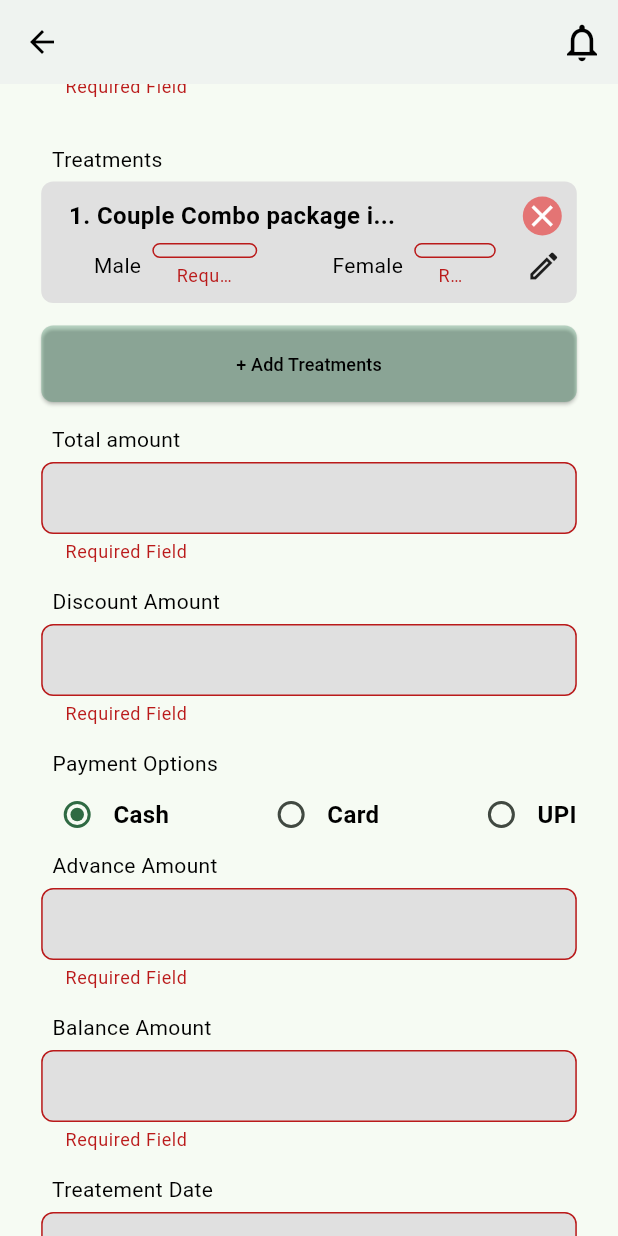
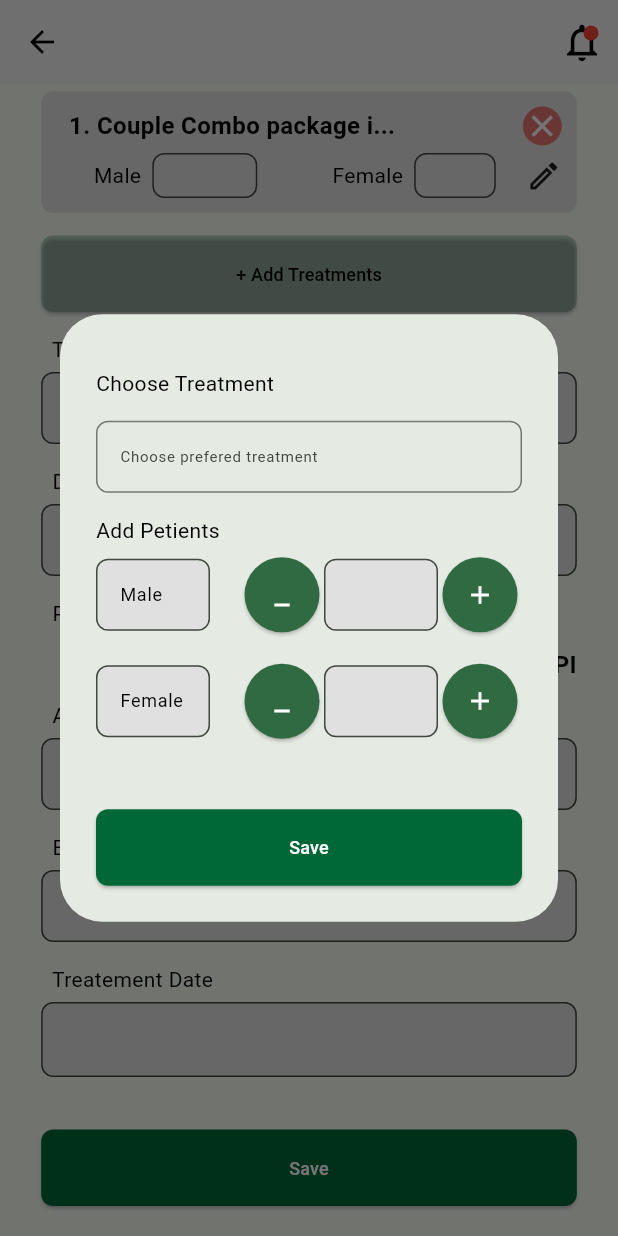
Before and after one commit to Sajidpv/amruta-ayurveda, a Flutter app: the SignUpPage screen opened by its route, scrolled down 364 dp, after a tap on "+ Add Treatments", on a phone screen of 412 x 824 dp. Run offline on Flutter 3.47's test engine with Material 3 defaults, Android fonts, the phone set to English and light mode, and no system bars; our stand-ins replace connectivity_plus, get, shared_preferences; accounts and stored records are empty; network calls fail.

Commit message:
Home page completed and register page ui/alert dialog designed

```diff
--- a/lib/cores/routes.dart
+++ b/lib/cores/routes.dart
@@ -1,5 +1,7 @@
+import 'package:amruta_ayurveda/logic/provider/home_provider.dart';
 import 'package:amruta_ayurveda/logic/provider/login_provider.dart';
 import 'package:amruta_ayurveda/logic/provider/signup_provider.dart';
+import 'package:amruta_ayurveda/presentation/screens/home%20screen/home_screen.dart';
 import 'package:amruta_ayurveda/presentation/screens/login%20screen/login_screen.dart';
 import 'package:amruta_ayurveda/presentation/screens/register%20screen/screen_add_user.dart';
 import 'package:amruta_ayurveda/presentation/screens/splash%20screen/splash_screen.dart';
@@ -15,15 +17,29 @@ class Routes {
             builder: (context) => ChangeNotifierProvider(
                 create: (context) => LoginProvider(context),
                 child: const LoginPage()));
-
       case SignUpPage.routeName:
         return CupertinoPageRoute(
-            builder: (context) => ChangeNotifierProvider(
+          builder: (context) => MultiProvider(
+            providers: [
+              ChangeNotifierProvider<SignUpProvider>(
                 create: (context) => SignUpProvider(context),
-                child: SignUpPage()));
+              ),
+              ChangeNotifierProvider<HomeProvider>(
+                create: (context) => HomeProvider(context),
+              ),
+            ],
+            child: SignUpPage(),
+          ),
+        );
 
       case Splash.routeName:
         return MaterialPageRoute(builder: (context) => const Splash());
+      case HomePage.routeName:
+        return MaterialPageRoute(
+            builder: (context) => ChangeNotifierProvider(
+                  create: (context) => HomeProvider(context),
+                  child: HomePage(),
+                ));
 
       default:
         return null;
--- a/lib/data/models/patient_model.dart
+++ b/lib/data/models/patient_model.dart
@@ -12,7 +12,7 @@ class Patient {
   int? discountAmount;
   int? advanceAmount;
   int? balanceAmount;
-  Null? dateNdTime;
+  String? dateNdTime;
   bool? isActive;
   String? createdAt;
   String? updatedAt;
--- /dev/null
+++ b/lib/data/repository/home_repo.dart
@@ -0,0 +1,29 @@
+import 'dart:convert';
+import 'package:amruta_ayurveda/data/models/login_model.dart';
+import 'package:amruta_ayurveda/data/models/patient_model.dart';
+import 'package:amruta_ayurveda/data/repository/user_repository.dart';
+import 'package:amruta_ayurveda/presentation/screens/splash%20screen/splash_screen.dart';
+import 'package:http/http.dart' as http;
+
+class HomeRepository {
+  Future<List<Patient>> getPatients() async {
+    try {
+      var response = await http.get(
+        Uri.parse(baseUrl + 'PatientList'),
+        headers: {
+          'Authorization': 'Bearer ${pref.getString('token')}',
+        },
+      );
+
+      if (response.statusCode == 200) {
+        Map<String, dynamic> responseBody = json.decode(response.body);
+        List<dynamic> patientList = responseBody['patient'];
+        return patientList.map((json) => Patient.fromJson(json)).toList();
+      } else {
+        throw ('Failed to load');
+      }
+    } catch (e) {
+      rethrow;
+    }
+  }
+}
--- /dev/null
+++ b/lib/logic/provider/home_provider.dart
@@ -0,0 +1,29 @@
+import 'package:amruta_ayurveda/data/models/patient_model.dart';
+import 'package:amruta_ayurveda/data/repository/home_repo.dart';
+import 'package:flutter/material.dart';
+
+class HomeProvider with ChangeNotifier {
+  final BuildContext context;
+  HomeProvider(this.context) {
+    getPatients();
+  }
+  bool isLoading = false;
+  List<Patient> patientData = [];
+
+  final searchController = TextEditingController();
+  final dateController = TextEditingController();
+
+  final HomeRepository _homeRepository = HomeRepository();
+  void getPatients() async {
+    isLoading = true;
+    notifyListeners();
+    patientData = await _homeRepository.getPatients();
+    isLoading = false;
+    notifyListeners();
+  }
+
+  @override
+  void dispose() {
+    super.dispose();
+  }
+}
--- a/lib/logic/provider/signup_provider.dart
+++ b/lib/logic/provider/signup_provider.dart
@@ -8,6 +8,8 @@ class SignUpProvider with ChangeNotifier {
   bool isLoading = false, isObscure = true, isAssigned = false;
 
   final formKey = GlobalKey<FormState>();
+
+  final formKeyDialog = GlobalKey<FormState>();
   final nameController = TextEditingController();
   final mailController = TextEditingController();
   final mobileController = TextEditingController();
@@ -16,9 +18,9 @@ class SignUpProvider with ChangeNotifier {
   final salaryController = TextEditingController();
   final workingMonthController = TextEditingController();
   final workingDayController = TextEditingController();
-  final bNameController = TextEditingController();
-  final ifscController = TextEditingController();
-  final accountController = TextEditingController();
+  final femaleController = TextEditingController();
+  final maeController = TextEditingController();
+  final treatmentController = TextEditingController();
 
   String password = '', action = '', eId = '';
   StreamSubscription? _userSubscription;
@@ -34,9 +36,6 @@ class SignUpProvider with ChangeNotifier {
     final empName = nameController.text;
     final empMail = mailController.text;
     final empPass = passController.text;
-    final bank = bNameController.text;
-    final ifsc = ifscController.text;
-    final accNo = double.tryParse(accountController.text) ?? 0;
     final panNo = panController.text;
     final mobile = mobileController.text;
     final amount = double.tryParse(salaryController.text) ?? 0;
@@ -74,9 +73,7 @@ class SignUpProvider with ChangeNotifier {
     salaryController.dispose();
     workingDayController.dispose();
     workingMonthController.dispose();
-    bNameController.dispose();
-    accountController.dispose();
-    ifscController.dispose();
+
     super.dispose();
   }
 }
--- /dev/null
+++ b/lib/presentation/screens/register screen/alert_dialog_add_category.dart
@@ -0,0 +1,138 @@
+import 'package:amruta_ayurveda/logic/provider/signup_provider.dart';
+import 'package:amruta_ayurveda/presentation/widgets/primary_button.dart';
+import 'package:amruta_ayurveda/presentation/widgets/spacer_widgets.dart';
+import 'package:amruta_ayurveda/presentation/widgets/text_fields.dart';
+import 'package:flutter/material.dart';
+
+AddTreatment(
+    {required BuildContext context, required SignUpProvider provider}) {
+  // cubit.nameController.clear();
+  // cubit.discriptionController..clear();
+  // cubit.isColor = false;
+  // cubit.isSize = false;
+  // cubit.isProduction = false;
+  // if (action == 'Edit' && item != null) {
+  //   cubit.eId = item.categoryId;
+  //   cubit.action = action!;
+  //   cubit.nameController.text = item.categoryName;
+  //   cubit.discriptionController.text = item.discription;
+  //   cubit.isColor = item.isColorApplicable;
+  //   cubit.isSize = item.isSizeApplicable;
+  //   cubit.isProduction = item.isProductionItem;
+  //   cubit.isProduct = item.isProduct;
+  // }
+
+  showDialog(
+      context: context,
+      builder: (BuildContext context) {
+        return AlertDialog(
+          content: Form(
+            key: provider.formKeyDialog,
+            child: SingleChildScrollView(
+              physics: BouncingScrollPhysics(),
+              child: Padding(
+                padding: const EdgeInsets.symmetric(vertical: 20.0),
+                child: Column(
+                  crossAxisAlignment: CrossAxisAlignment.start,
+                  children: [
+                    Text('Choose Treatment'),
+                    Devider(
+                      height: 15,
+                    ),
+                    TextFormField(
+                      textInputAction: TextInputAction.next,
+                      style: const TextStyle(fontSize: 10),
+                      decoration: const InputDecoration(
+                        border: OutlineInputBorder(
+                            borderRadius: BorderRadius.all(Radius.circular(8))),
+                        hintText: 'Choose prefered treatment',
+                      ),
+                    ),
+                    Devider(
+                      height: 15,
+                    ),
+                    Text('Add Petients'),
+                    Devider(
+                      height: 5,
+                    ),
+                    Row(
+                      children: [
+                        Expanded(
+                          flex: 1,
+                          child: DefaultTextFormField(
+                            textController: provider.maeController,
+                            label: 'Male',
+                            islabel: true,
+                            readOnly: true,
+                          ),
+                        ),
+                        Devider(
+                          width: 20,
+                        ),
+                        circularButton(
+                          onPressed: '',
+                          context: context,
+                          icon: Icons.minimize_outlined,
+                        ),
+                        Expanded(
+                          child: DefaultTextFormField(
+                            textController: provider.maeController,
+                            readOnly: true,
+                          ),
+                        ),
+                        circularButton(
+                          onPressed: '',
+                          context: context,
+                          icon: Icons.add,
+                        ),
+                      ],
+                    ),
+                    Devider(
+                      height: 15,
+                    ),
+                    Row(
+                      children: [
+                        Expanded(
+                          flex: 1,
+                          child: DefaultTextFormField(
+                            textController: provider.maeController,
+                            label: 'Female',
+                            islabel: true,
+                            readOnly: true,
+                          ),
+                        ),
+                        Devider(
+                          width: 20,
+                        ),
+                        circularButton(
+                          onPressed: '',
+                          context: context,
+                          icon: Icons.minimize_outlined,
+                        ),
+                        Expanded(
+                          child: DefaultTextFormField(
+                            textController: provider.maeController,
+                            readOnly: true,
+                          ),
+                        ),
+                        circularButton(
+                          onPressed: '',
+                          context: context,
+                          icon: Icons.add,
+                        ),
+                      ],
+                    )
+                  ],
+                ),
+              ),
+            ),
+          ),
+          actions: [
+            PrimaryButton(
+              label: 'Save',
+              onPressed: () {},
+            ),
+          ],
+        );
+      });
+}
--- a/lib/presentation/screens/register screen/screen_add_user.dart
+++ b/lib/presentation/screens/register screen/screen_add_user.dart
@@ -1,20 +1,22 @@
 import 'package:amruta_ayurveda/cores/device_info.dart';
+import 'package:amruta_ayurveda/logic/provider/home_provider.dart';
 import 'package:amruta_ayurveda/logic/provider/signup_provider.dart';
+import 'package:amruta_ayurveda/presentation/screens/home%20screen/home_screen.dart';
+import 'package:amruta_ayurveda/presentation/screens/register%20screen/alert_dialog_add_category.dart';
 import 'package:amruta_ayurveda/presentation/widgets/circular_loading_indicator.dart';
+import 'package:amruta_ayurveda/presentation/widgets/notification_icon.dart';
 import 'package:amruta_ayurveda/presentation/widgets/primary_button.dart';
 import 'package:amruta_ayurveda/presentation/widgets/spacer_widgets.dart';
 import 'package:amruta_ayurveda/presentation/widgets/text_fields.dart';
 import 'package:amruta_ayurveda/presentation/widgets/validator.dart';
-import 'package:flutter/cupertino.dart';
 import 'package:flutter/material.dart';
-import 'package:flutter/widgets.dart';
 import 'package:provider/provider.dart';
 
 class SignUpPage extends StatefulWidget {
   SignUpPage({
     Key? key,
   }) : super(key: key);
-  static const String routeName = 'createEmploy';
+  static const String routeName = 'create-patient';
 
   @override
   State<SignUpPage> createState() => _SignUpPageState();
@@ -41,12 +43,7 @@ class _SignUpPageState extends State<SignUpPage> {
     return Scaffold(
       appBar: AppBar(
         actions: [
-          IconButton(
-              onPressed: () {},
-              icon: Icon(
-                Icons.notifications_none_outlined,
-                size: 30,
-              ))
+          bellIconWithBadge(homeProvider: Provider.of<HomeProvider>(context))
         ],
       ),
       body: SingleChildScrollView(
@@ -246,7 +243,8 @@ class _SignUpPageState extends State<SignUpPage> {
                               textColor: Colors.black,
                               color: Color.fromRGBO(0, 104, 55, 0.226),
                               label: '+ Add Treatments',
-                              onPressed: provider.createUser,
+                              onPressed: () => AddTreatment(
+                                  context: context, provider: provider),
                             );
                     }),
                     Devider(
--- /dev/null
+++ b/lib/presentation/widgets/notification_icon.dart
@@ -0,0 +1,38 @@
+import 'package:amruta_ayurveda/logic/provider/home_provider.dart';
+import 'package:flutter/material.dart';
+
+class bellIconWithBadge extends StatelessWidget {
+  const bellIconWithBadge({
+    super.key,
+    required this.homeProvider,
+  });
+
+  final HomeProvider homeProvider;
+
+  @override
+  Widget build(BuildContext context) {
+    return IconButton(
+      onPressed: () {
+        homeProvider.getPatients();
+      },
+      icon: Stack(children: [
+        Icon(
+          Icons.notifications_none_outlined,
+          size: 30,
+        ),
+        Positioned(
+          right: 4,
+          top: 4,
+          child: Container(
+            decoration: BoxDecoration(
+              borderRadius: BorderRadius.circular(8),
+              color: Colors.red,
+            ),
+            width: 10,
+            height: 10,
+          ),
+        ),
+      ]),
+    );
+  }
+}
--- a/lib/presentation/widgets/primary_button.dart
+++ b/lib/presentation/widgets/primary_button.dart
@@ -34,3 +34,41 @@ class PrimaryButton extends StatelessWidget {
     );
   }
 }
+
+SizedBox circularButton({
+  required BuildContext context,
+  required IconData icon,
+  String? onPressed,
+  dynamic arguments,
+  VoidCallback? onClick,
+}) {
+  Color color = Theme.of(context).colorScheme.primary;
+  return SizedBox(
+    width: 56,
+    height: 56,
+    child: Column(
+      mainAxisAlignment: MainAxisAlignment.center,
+      children: [
+        ElevatedButton(
+          onPressed: onPressed != null
+              ? () {
+                  Navigator.pushNamed(context, onPressed);
+                }
+              : onClick,
+          style: ElevatedButton.styleFrom(
+            shape: CircleBorder(),
+            backgroundColor: color,
+            padding: EdgeInsets.all(15),
+          ),
+          child: Center(
+            child: Icon(
+              icon,
+              color: Colors.white,
+              size: 20,
+            ),
+          ),
+        ),
+      ],
+    ),
+  );
+}
--- a/lib/presentation/widgets/text_fields.dart
+++ b/lib/presentation/widgets/text_fields.dart
@@ -11,6 +11,7 @@ class DefaultTextFormField extends StatelessWidget {
     this.readOnly = false,
     this.suffix,
     this.onTap,
+    this.islabel,
     this.textInputAction = TextInputAction.next,
   });
 
@@ -20,6 +21,7 @@ class DefaultTextFormField extends StatelessWidget {
   final String? label;
   final TextInputType? textInputType;
   final bool readOnly;
+  final bool? islabel;
   final IconData? suffix;
   final TextInputAction? textInputAction;
 
@@ -48,6 +50,10 @@ class DefaultTextFormField extends StatelessWidget {
           fillColor: Colors.grey.shade300,
           border: OutlineInputBorder(
               borderRadius: BorderRadius.all(Radius.circular(8))),
+          label: Text(
+            islabel == true ? label! : '',
+            style: TextStyle(color: Colors.black),
+          ),
           hintText: label != null
               ? readOnly
                   ? label
```
Also changed, not shown: lib/cores/api.dart (deleted, +0 -103 lines), lib/logic/provider/login_provider.dart (+14 -2 lines), lib/presentation/screens/home screen/home_screen.dart (added, +134 -0 lines), lib/presentation/widgets/patient_list_tile.dart (added, +136 -0 lines).
